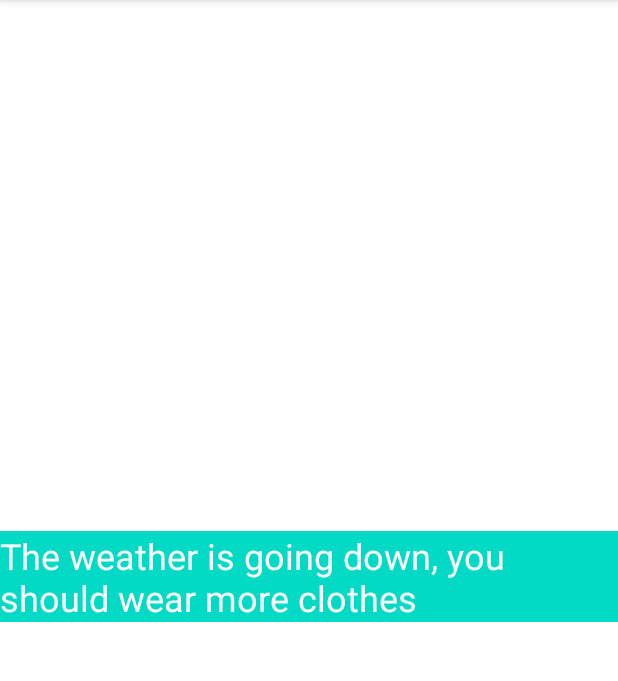
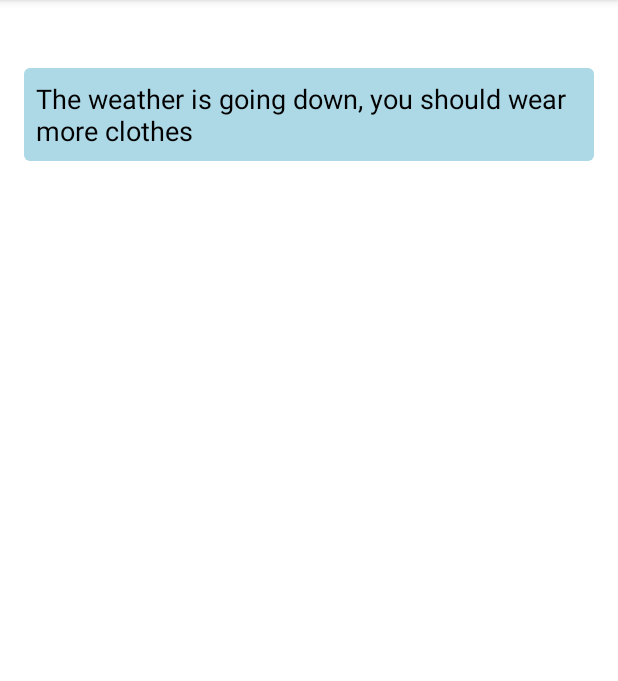
Before and after one commit to xueda3122356/WeatherApp-Breeze, an Android app: the ForecastPage screen opened directly, with no data from a screen before it, on a phone screen of 412 x 824 dp, the part 84-765 px from its top. Run offline under Robolectric (Android 15) with nearby library versions, the phone set to English and light mode, and no system bars.

Commit message:
Notification

```diff
--- a/app/src/main/res/layout/activity_forecast_page.xml
+++ b/app/src/main/res/layout/activity_forecast_page.xml
@@ -7,18 +7,21 @@
     tools:context=".ForecastPage">
 
     <TextView
-        android:id="@+id/etNotification"
-        android:layout_width="wrap_content"
+        android:id="@+id/notificationText"
+        android:layout_width="0dp"
         android:layout_height="wrap_content"
+        android:layout_margin="16dp"
+        android:background="@drawable/notification_background"
+        android:contentDescription="@string/notification_description"
+        android:gravity="top"
+        android:padding="8dp"
         android:text="The weather is going down, you should wear more clothes"
-        android:textSize="24dp"
-        android:textColor="@color/cardview_light_background"
-        android:background="@color/teal_200"
+        android:textColor="@color/black"
+        android:textSize="18sp"
         app:layout_constraintBottom_toBottomOf="parent"
         app:layout_constraintEnd_toEndOf="parent"
         app:layout_constraintStart_toStartOf="parent"
-        app:layout_constraintTop_toTopOf="parent">
-
-    </TextView>
+        app:layout_constraintTop_toTopOf="parent"
+        app:layout_constraintVertical_bias="0.044"></TextView>
 
 </androidx.constraintlayout.widget.ConstraintLayout>
--- a/app/src/main/res/values/strings.xml
+++ b/app/src/main/res/values/strings.xml
@@ -14,4 +14,6 @@
     <string name="airquality">Quality</string>
     <string name="channel_name">Your Channel Name</string>
     <string name="channel_description">Your Channel Description</string>
+    <string name="notification_description">Description of the notification</string>
+
 </resources>
```
Also changed, not shown: app/src/main/java/com/project491/weatherapp_breeze/MainActivity.kt (+35 -4 lines), app/src/main/java/com/project491/weatherapp_breeze/PushNoti.kt (deleted, +0 -54 lines), app/src/main/res/layout/activity_main.xml (+35 -18 lines), app/src/main/res/layout/activity_push_noti.xml (deleted, +0 -33 lines).
